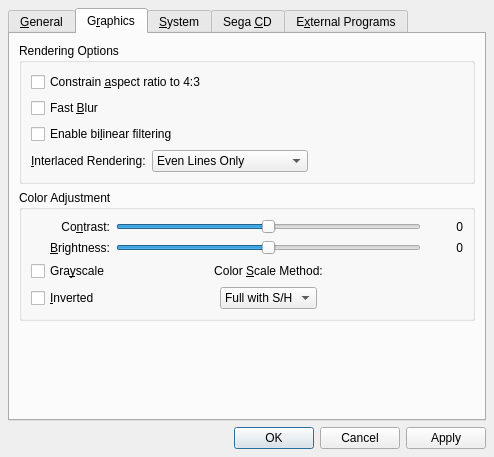
First picture: the form in src/gens-qt4/ui/GeneralConfigWindow.ui, repository GerbilSoft/gens-gs-ii, before the edit.
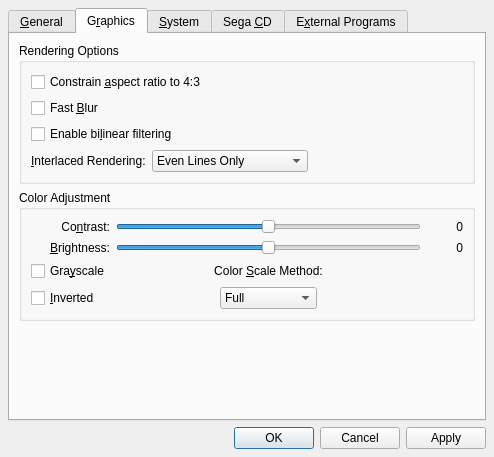
Second picture: the form after the edit. The open tabs and pages were chosen to show the change. Custom widgets are drawn as their Qt base class.

Commit message: [gens-qt4] GeneralConfigWindow.ui: Added disambiguation comments for the Color Scale Method items.

The edit to the form file:
```diff
--- a/src/gens-qt4/ui/GeneralConfigWindow.ui
+++ b/src/gens-qt4/ui/GeneralConfigWindow.ui
@@ -552,7 +552,7 @@
                 </sizepolicy>
                </property>
                <property name="currentIndex">
-                <number>2</number>
+                <number>1</number>
                </property>
                <item>
                 <property name="text">
```
Left out of the diff: 6 changed lines with no effect on the pictures.
